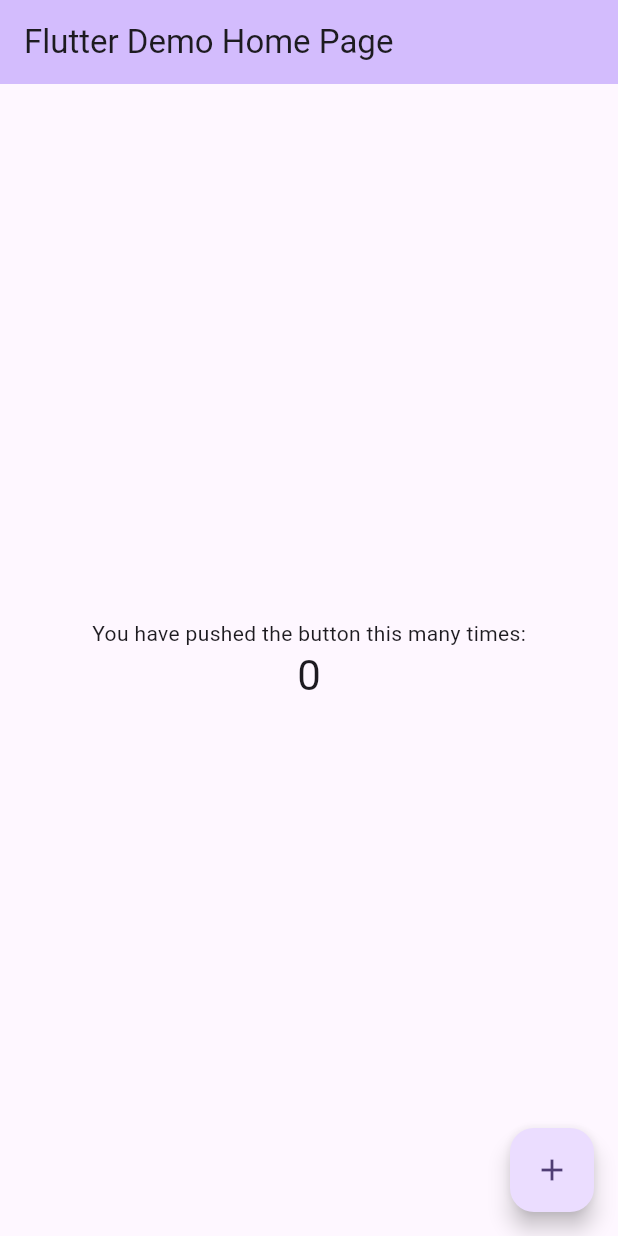
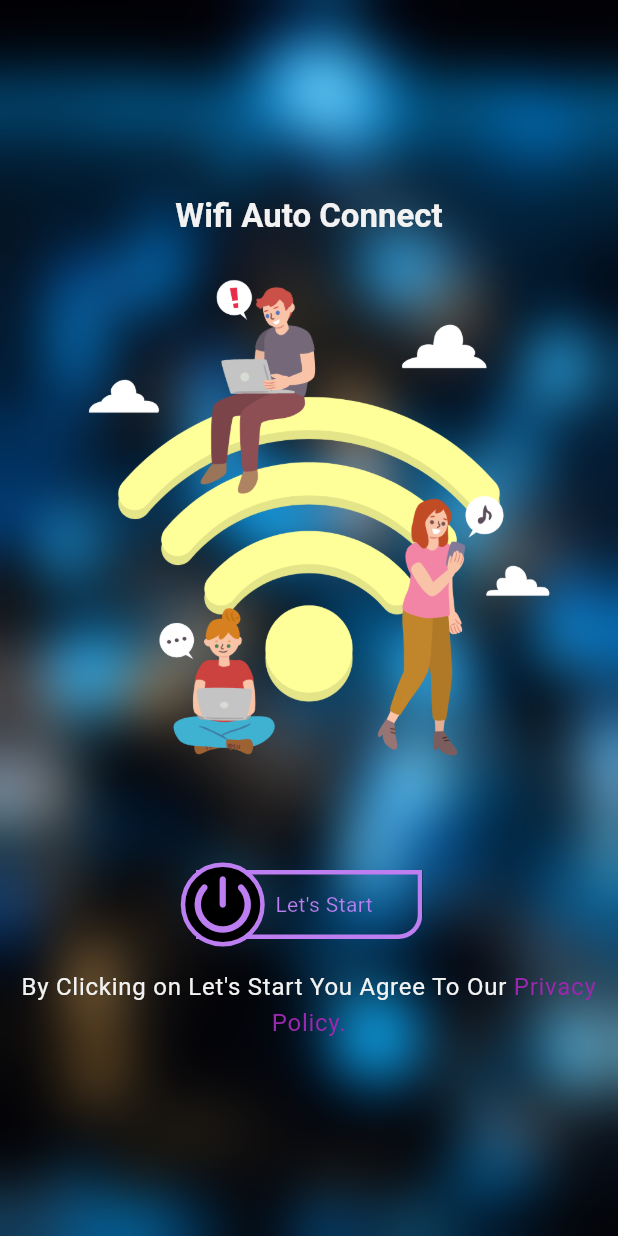
Before and after one commit to Zimmer550i/wifi_auto_connect, a Flutter app: the screen it shows after launch, on a phone screen of 412 x 824 dp. Run offline on Flutter 3.47's test engine with Material 3 defaults, Android fonts, the light colour scheme and no system bars; drawn by our look-alikes of shimmer; our stand-ins replace audioplayers, get.

Commit message:
feat: completed launchPage

```diff
--- a/lib/main.dart
+++ b/lib/main.dart
@@ -1,4 +1,6 @@
 import 'package:flutter/material.dart';
+import 'package:get/get_navigation/src/root/get_material_app.dart';
+import 'package:wifi_auto_connect/pages/launch_page.dart';
 
 void main() {
   runApp(const MyApp());
@@ -7,119 +9,15 @@
 class MyApp extends StatelessWidget {
   const MyApp({super.key});
 
-  // This widget is the root of your application.
   @override
   Widget build(BuildContext context) {
-    return MaterialApp(
+    return GetMaterialApp(
       title: 'Flutter Demo',
       theme: ThemeData(
-        // This is the theme of your application.
-        //
-        // TRY THIS: Try running your application with "flutter run". You'll see
-        // the application has a purple toolbar. Then, without quitting the app,
-        // try changing the seedColor in the colorScheme below to Colors.green
-        // and then invoke "hot reload" (save your changes or press the "hot
-        // reload" button in a Flutter-supported IDE, or press "r" if you used
-        // the command line to start the app).
-        //
-        // Notice that the counter didn't reset back to zero; the application
-        // state is not lost during the reload. To reset the state, use hot
-        // restart instead.
-        //
-        // This works for code too, not just values: Most code changes can be
-        // tested with just a hot reload.
         colorScheme: ColorScheme.fromSeed(seedColor: Colors.deepPurple),
         useMaterial3: true,
       ),
-      home: const MyHomePage(title: 'Flutter Demo Home Page'),
+      home: const LaunchPage(),
     );
   }
 }
-
-class MyHomePage extends StatefulWidget {
-  const MyHomePage({super.key, required this.title});
-
-  // This widget is the home page of your application. It is stateful, meaning
-  // that it has a State object (defined below) that contains fields that affect
-  // how it looks.
-
-  // This class is the configuration for the state. It holds the values (in this
-  // case the title) provided by the parent (in this case the App widget) and
-  // used by the build method of the State. Fields in a Widget subclass are
-  // always marked "final".
-
-  final String title;
-
-  @override
-  State<MyHomePage> createState() => _MyHomePageState();
-}
-
-class _MyHomePageState extends State<MyHomePage> {
-  int _counter = 0;
-
-  void _incrementCounter() {
-    setState(() {
-      // This call to setState tells the Flutter framework that something has
-      // changed in this State, which causes it to rerun the build method below
-      // so that the display can reflect the updated values. If we changed
-      // _counter without calling setState(), then the build method would not be
-      // called again, and so nothing would appear to happen.
-      _counter++;
-    });
-  }
-
-  @override
-  Widget build(BuildContext context) {
-    // This method is rerun every time setState is called, for instance as done
-    // by the _incrementCounter method above.
-    //
-    // The Flutter framework has been optimized to make rerunning build methods
-    // fast, so that you can just rebuild anything that needs updating rather
-    // than having to individually change instances of widgets.
-    return Scaffold(
-      appBar: AppBar(
-        // TRY THIS: Try changing the color here to a specific color (to
-        // Colors.amber, perhaps?) and trigger a hot reload to see the AppBar
-        // change color while the other colors stay the same.
-        backgroundColor: Theme.of(context).colorScheme.inversePrimary,
-        // Here we take the value from the MyHomePage object that was created by
-        // the App.build method, and use it to set our appbar title.
-        title: Text(widget.title),
-      ),
-      body: Center(
-        // Center is a layout widget. It takes a single child and positions it
-        // in the middle of the parent.
-        child: Column(
-          // Column is also a layout widget. It takes a list of children and
-          // arranges them vertically. By default, it sizes itself to fit its
-          // children horizontally, and tries to be as tall as its parent.
-          //
-          // Column has various properties to control how it sizes itself and
-          // how it positions its children. Here we use mainAxisAlignment to
-          // center the children vertically; the main axis here is the vertical
-          // axis because Columns are vertical (the cross axis would be
-          // horizontal).
-          //
-          // TRY THIS: Invoke "debug painting" (choose the "Toggle Debug Paint"
-          // action in the IDE, or press "p" in the console), to see the
-          // wireframe for each widget.
-          mainAxisAlignment: MainAxisAlignment.center,
-          children: <Widget>[
-            const Text(
-              'You have pushed the button this many times:',
-            ),
-            Text(
-              '$_counter',
-              style: Theme.of(context).textTheme.headlineMedium,
-            ),
-          ],
-        ),
-      ),
-      floatingActionButton: FloatingActionButton(
-        onPressed: _incrementCounter,
-        tooltip: 'Increment',
-        child: const Icon(Icons.add),
-      ), // This trailing comma makes auto-formatting nicer for build methods.
-    );
-  }
-}
--- /dev/null
+++ b/lib/pages/home_page.dart
@@ -0,0 +1,12 @@
+import 'package:flutter/material.dart';
+
+class HomePage extends StatelessWidget {
+  const HomePage({super.key});
+
+  @override
+  Widget build(BuildContext context) {
+    return const Scaffold(
+      body: Text("Hi"),
+    );
+  }
+}
--- /dev/null
+++ b/lib/pages/launch_page.dart
@@ -0,0 +1,159 @@
+import 'dart:ui';
+import 'package:audioplayers/audioplayers.dart';
+import 'package:flutter/gestures.dart';
+import 'package:flutter/material.dart';
+import 'package:get/get.dart';
+import 'package:shimmer/shimmer.dart';
+import 'package:wifi_auto_connect/pages/home_page.dart';
+import 'package:wifi_auto_connect/utilities/constants.dart';
+
+class LaunchPage extends StatelessWidget {
+  const LaunchPage({super.key});
+
+  @override
+  Widget build(BuildContext context) {
+    return Scaffold(
+      body: Stack(
+        children: [
+          Image.asset(
+            "assets/bg.jpg",
+            height: MediaQuery.of(context).size.height,
+            fit: BoxFit.cover,
+            filterQuality: FilterQuality.high,
+          ),
+          Padding(
+            padding: const EdgeInsets.all(5.0),
+            child: BackdropFilter(
+              filter: ImageFilter.blur(sigmaX: 20, sigmaY: 20),
+              child: Column(
+                mainAxisAlignment: MainAxisAlignment.center,
+                children: [
+                  Text(
+                    "Wifi Auto Connect",
+                    style: Theme.of(context).textTheme.titleLarge!.copyWith(
+                          fontWeight: FontWeight.bold,
+                          color: whiteColor,
+                        ),
+                  ),
+                  Image.asset("assets/logo.png"),
+                  const SlideButton(),
+                  RichText(
+                    textAlign: TextAlign.center,
+                    text: TextSpan(
+                      style: DefaultTextStyle.of(context).style,
+                      children: [
+                        TextSpan(
+                            style:
+                                Theme.of(context).textTheme.bodyLarge!.copyWith(
+                                      color: whiteColor,
+                                    ),
+                            text:
+                                "By Clicking on Let's Start You Agree To Our "),
+                        TextSpan(
+                          style: Theme.of(context)
+                              .textTheme
+                              .bodyLarge!
+                              .copyWith(color: Colors.purple),
+                          text: "Privacy Policy.",
+                          recognizer: TapGestureRecognizer()
+                            ..onTap = () {
+                              // Handle the privacy policy tap here
+                            },
+                        ),
+                      ],
+                    ),
+                  ),
+                ],
+              ),
+            ),
+          ),
+        ],
+      ),
+    );
+  }
+}
+
+class SlideButton extends StatefulWidget {
+  const SlideButton({
+    super.key,
+  });
+
+  @override
+  State<SlideButton> createState() => _SlideButtonState();
+}
+
+class _SlideButtonState extends State<SlideButton> {
+  double val = -10;
+
+  void _playSound() async{
+    await AudioPlayer().play(AssetSource("click.mp3"));
+  }
+
+  @override
+  Widget build(BuildContext context) {
+    return Container(
+      padding: const EdgeInsets.all(20),
+      child: Stack(
+        clipBehavior: Clip.none,
+        children: [
+          Shimmer.fromColors(
+            baseColor: primaryColor,
+            highlightColor: primaryColor.withAlpha(20),
+            child: Container(
+              decoration: BoxDecoration(
+                border: Border.all(width: 3),
+                borderRadius: const BorderRadius.only(
+                  bottomRight: Radius.circular(16),
+                ),
+              ),
+              padding: const EdgeInsets.only(
+                top: 10,
+                bottom: 10,
+                left: 50,
+                right: 30,
+              ),
+              child: const Text("Let's Start"),
+            ),
+          ),
+          Positioned(
+            left: val,
+            top: -5,
+            child: GestureDetector(
+              onPanUpdate: (details){
+                setState(() {
+                  if(val < 120) {
+                    val+=details.delta.dx;
+                  }
+                });
+              },
+              onPanEnd: (details){
+                setState(() {
+                  _playSound();
+                  if(val < 120) {
+                    val = -10;
+                  }else{
+                    _playSound();
+                    Get.to(()=>const HomePage());
+                    val = -10;
+                  }
+                });
+              },
+              child: Container(
+                decoration: BoxDecoration(
+                  border: Border.all(width: 3, color: primaryColor),
+                  borderRadius: const BorderRadius.all(Radius.circular(900)),
+                  color: Colors.black,
+                ),
+                child: const Icon(
+                  Icons.power_settings_new_rounded,
+                  size: 50,
+                  color: primaryColor,
+                ),
+              ),
+            ),
+          ),
+        ],
+      ),
+    );
+  }
+}
--- /dev/null
+++ b/lib/utilities/constants.dart
@@ -0,0 +1,4 @@
+import 'dart:ui';
+
+const Color primaryColor = Color(0xffbd7ef1);
+const Color whiteColor = Color(0xfff2f2f2);
```
Also changed, not shown: pubspec.yaml (+7 -2 lines), assets/bg.jpg (added), assets/logo.png (added), pubspec.lock, 6 other files.
